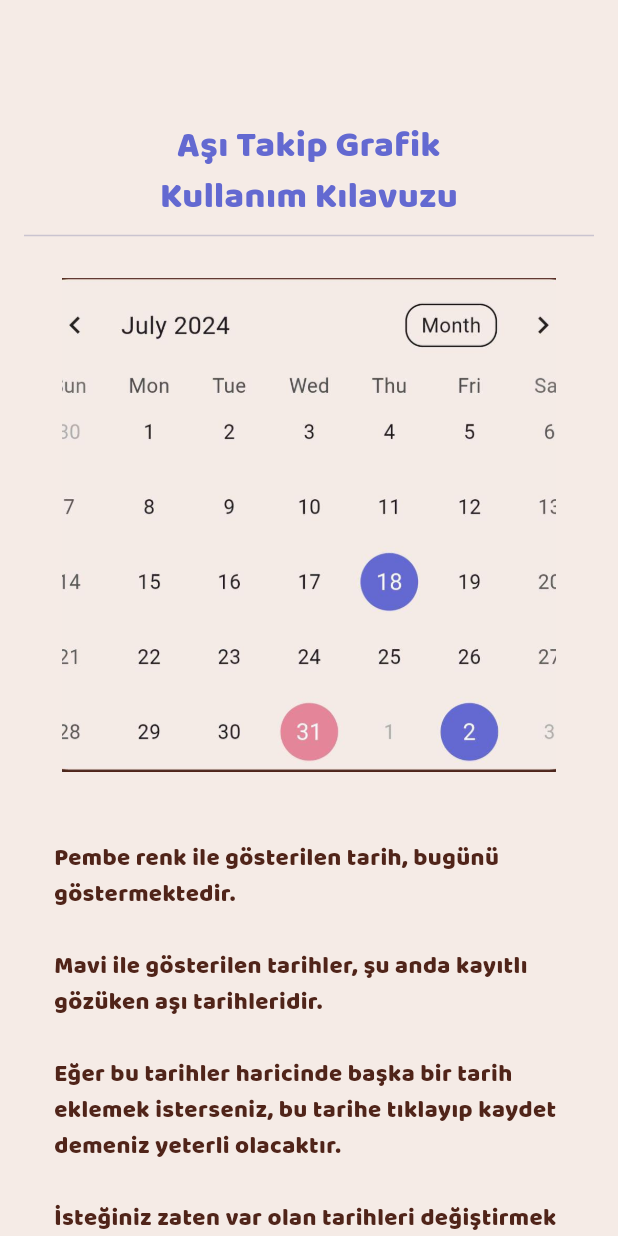
After one commit to Dsoylular/bootcampGoogle, a Flutter app: the VaccinationInfoPage screen opened directly, on a phone screen of 412 x 824 dp. The commit adds this screen. Run offline on Flutter 3.47's test engine with Material 3 defaults, Android fonts, the phone set to English and light mode, and no system bars; our stand-ins replace cloud_firestore, firebase_auth, firebase_core, firebase_storage, fl_chart, flutter_dotenv and 4 more; accounts and stored records are empty.

Commit message:
situation_analysis_info.dart and vaccinationInfoPage.dart added. A lot of bugs solved in pet related pages

```diff
--- a/lib/myPetFiles/check_up_page.dart
+++ b/lib/myPetFiles/check_up_page.dart
@@ -112,7 +112,7 @@ class _CheckUpPageState extends State<CheckUpPage> {
                     child: Container(
                       padding: const EdgeInsets.symmetric(horizontal: 16, vertical: 8),
                       decoration: BoxDecoration(
-                        color: darkBlue,
+                        color: darkBlue.withOpacity(0.8),
                         borderRadius: BorderRadius.circular(20),
                       ),
                       child: const Text(
--- a/lib/myPetFiles/new_pet.dart
+++ b/lib/myPetFiles/new_pet.dart
@@ -184,7 +184,7 @@ class _NewPetState extends State<NewPet> {
                     _vaccinationTracking = value;
                   });
                 },
-                activeColor: pink, // Set the toggle switch color to pink
+                activeColor: pink,
               ),
               const SizedBox(height: 50),
               ElevatedButton(
--- /dev/null
+++ b/lib/myPetFiles/vaccinationInfoPage.dart
@@ -0,0 +1,66 @@
+import 'package:flutter/material.dart';
+import '../helperFiles/app_colors.dart';
+
+class VaccinationInfoPage extends StatelessWidget {
+  const VaccinationInfoPage({super.key});
+
+  @override
+  Widget build(BuildContext context) {
+    final screenWidth = MediaQuery.of(context).size.width;
+
+    return Scaffold(
+      backgroundColor: cream,
+      body: SingleChildScrollView(
+        padding: const EdgeInsets.all(16.0),
+        child: Column(
+          crossAxisAlignment: CrossAxisAlignment.center,
+          children: [
+            const SizedBox(height: 65),
+            Text(
+              "Aşı Takip Grafik\nKullanım Kılavuzu",
+              style: TextStyle(
+                fontFamily: 'Baloo',
+                fontSize: 24,
+                color: darkBlue,
+              ),
+              textAlign: TextAlign.center,
+            ),
+            const Divider(),
+            const SizedBox(height: 20),
+            Container(
+              constraints: BoxConstraints(
+                maxWidth: screenWidth * 0.8,
+              ),
+              child: AspectRatio(
+                aspectRatio: 1,
+                child: Image.asset(
+                  'assets/images/takvim_foto.jpg',
+                  fit: BoxFit.cover,
+                ),
+              ),
+            ),
+            const SizedBox(height: 30),
+            Padding(
+              padding: const EdgeInsets.symmetric(horizontal: 20.0, vertical: 16.0),
+              child: Text(
+                "Pembe renk ile gösterilen tarih, bugünü göstermektedir.\n\n"
+                    "Mavi ile gösterilen tarihler, şu anda kayıtlı gözüken aşı tarihleridir.\n\n"
+                    "Eğer bu tarihler haricinde başka bir tarih eklemek isterseniz, bu tarihe tıklayıp kaydet demeniz yeterli olacaktır.\n\n"
+                    "İsteğiniz zaten var olan tarihleri değiştirmek ise değiştirmek istediğiniz tarihe tıklayın. Bu hareket seçilen tarihi silecektir.\n\n"
+                    "Silindikten sonra değiştirmek istediğiniz yeni tarihe tıklayabilir, veya değişiklik yapmadan kaydet butonuna tıklayabilirsiniz.",
+                style: TextStyle(
+                  fontFamily: 'Baloo',
+                  fontSize: 16,
+                  height: 1.5,
+                  color: brown,
+                ),
+                textAlign: TextAlign.left,
+              ),
+            )
+
+          ],
+        ),
+      ),
+    );
+  }
+}
--- a/pubspec.yaml
+++ b/pubspec.yaml
@@ -40,6 +40,9 @@ flutter:
     - assets/images/cuteCat.jpeg
     - assets/images/notLoginPageDesign.png
     - assets/images/cozyCats.jpg
+    - assets/images/takvim_foto.jpg
+    - assets/images/check_up_photo.jpg
+    - assets/images/situation_photo.jpg
     - assets/icons/chat.png
     - assets/icons/circle.png
     - .env
```
Also changed, not shown: lib/myPetFiles/change_pet_info.dart (+101 -3 lines), lib/myPetFiles/pet_page.dart (+35 -9 lines), lib/myPetFiles/situation_analysis_info.dart (added, +90 -0 lines), assets/images/check_up_photo.jpg (added), assets/images/situation_photo.jpg (added), assets/images/takvim_foto.jpg (added).
